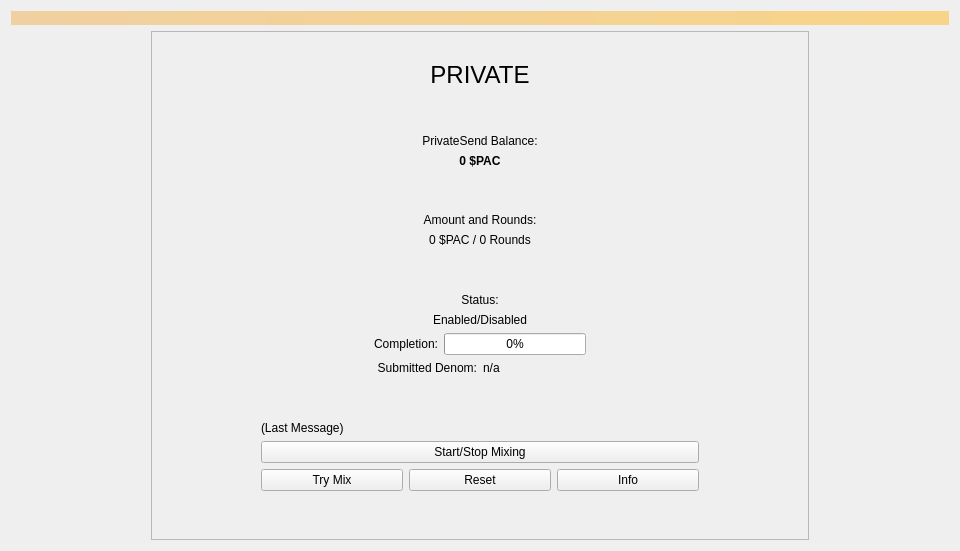
Above: src/qt/forms/privatepage.ui from PACCommunity/PAC before the change. Below: the same form after it.
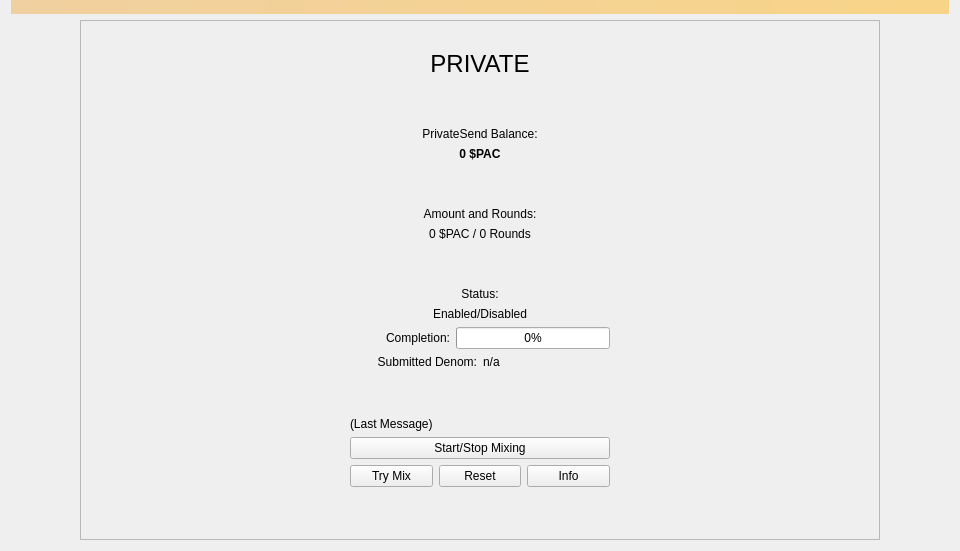
That is the form after the change.

Commit message: Proposal table layouts, private button and layout

The edit to the form file:
```diff
--- a/src/qt/forms/privatepage.ui
+++ b/src/qt/forms/privatepage.ui
@@ -23,6 +23,9 @@
    <string notr="true"/>
   </property>
   <layout class="QVBoxLayout" name="topLayout">
+   <property name="topMargin">
+    <number>0</number>
+   </property>
    <item>
     <widget class="QLabel" name="labelAlerts">
      <property name="visible">
@@ -43,15 +46,18 @@
     </widget>
    </item>
    <item>
-    <layout class="QHBoxLayout" name="horizontalLayout" stretch="0,1,0">
+    <layout class="QHBoxLayout" name="horizontalLayout" stretch="0,0,0">
      <item>
       <spacer name="horizontalSpacer_2">
        <property name="orientation">
         <enum>Qt::Horizontal</enum>
        </property>
+       <property name="sizeType">
+        <enum>QSizePolicy::MinimumExpanding</enum>
+       </property>
        <property name="sizeHint" stdset="0">
         <size>
-         <width>140</width>
+         <width>10</width>
          <height>20</height>
         </size>
        </property>
@@ -61,6 +67,18 @@
       <layout class="QVBoxLayout" name="verticalLayout_2">
        <item>
         <widget class="QFrame" name="framePrivateSend">
+         <property name="minimumSize">
+          <size>
+           <width>800</width>
+           <height>0</height>
+          </size>
+         </property>
+         <property name="maximumSize">
+          <size>
+           <width>1000</width>
+           <height>16777215</height>
+          </size>
+         </property>
          <property name="layoutDirection">
           <enum>Qt::LeftToRight</enum>
          </property>
@@ -74,7 +92,7 @@
           <item>
            <layout class="QVBoxLayout" name="verticalLayout_3">
             <item>
-                          <layout class="QHBoxLayout" name="horizontalLayout_5">
+             <layout class="QHBoxLayout" name="horizontalLayout_5">
               <item>
                <widget class="QLabel" name="labelPrivateSendSyncStatus">
                 <property name="toolTip">
@@ -369,7 +387,7 @@
                <enum>Qt::Horizontal</enum>
               </property>
               <property name="sizeType">
-               <enum>QSizePolicy::Preferred</enum>
+               <enum>QSizePolicy::Expanding</enum>
               </property>
               <property name="sizeHint" stdset="0">
                <size>
@@ -470,7 +488,7 @@
                <enum>Qt::Horizontal</enum>
               </property>
               <property name="sizeType">
-               <enum>QSizePolicy::Preferred</enum>
+               <enum>QSizePolicy::Expanding</enum>
               </property>
               <property name="sizeHint" stdset="0">
                <size>
@@ -506,11 +524,11 @@
         <enum>Qt::Horizontal</enum>
        </property>
        <property name="sizeType">
-        <enum>QSizePolicy::Fixed</enum>
+        <enum>QSizePolicy::Expanding</enum>
        </property>
        <property name="sizeHint" stdset="0">
         <size>
-         <width>140</width>
+         <width>10</width>
          <height>20</height>
         </size>
        </property>
```
Left out of the diff: 3 changed lines with no effect on the pictures. The commit also changes 2 other files.
